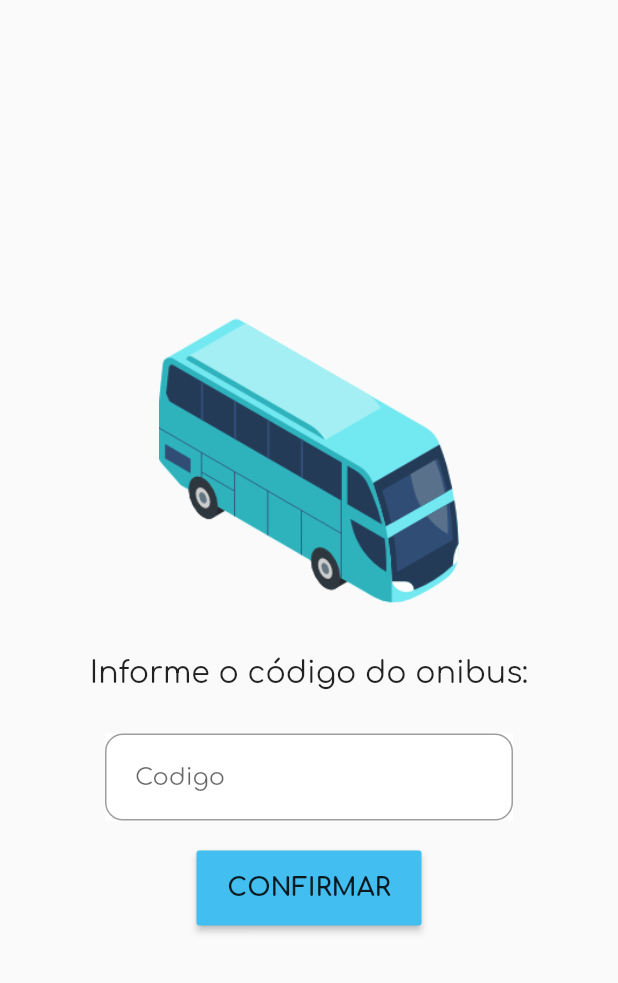
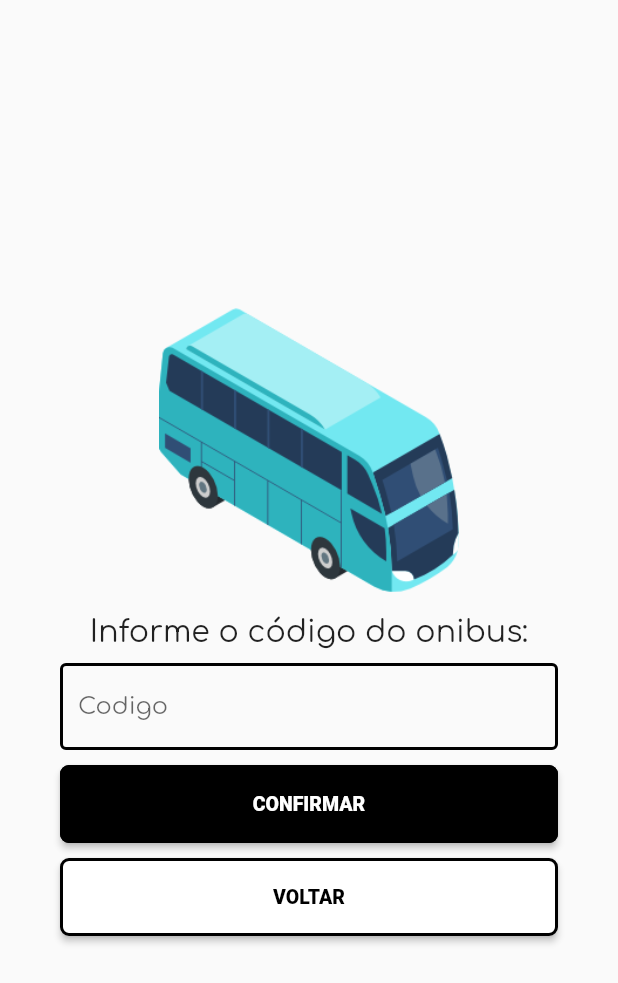
Before and after one commit to phsFerreira/connect_bus, a Flutter app: the CodigoOnibusPage screen opened directly, on a phone screen of 412 x 824 dp. Shown: the top 983 px of the screen. Run offline on Flutter 3.47's test engine with Material 2 defaults, Android fonts, the phone set to English and light mode, and no system bars; our stand-ins replace cloud_firestore, firebase_auth, firebase_core, firebase_database, fluttertoast, geolocator and 4 more; missing offline and left inert: dart:ffi, flutter_config, flutter_phone_direct_caller, geoflutterfire2; accounts and stored records are empty.

Commit message:
Redesign de CodigoOnibusPage

```diff
--- a/lib/screens/codigo_onibus.dart
+++ b/lib/screens/codigo_onibus.dart
@@ -1,8 +1,9 @@
 import 'package:flutter/material.dart';
 import 'package:fluttertoast/fluttertoast.dart';
 
-import 'package:connect_bus/profile_motorista.dart';
+import 'package:connect_bus/home_motorista.dart';
 import 'package:connect_bus/repositories/onibus_repository.dart';
+import 'package:connect_bus/widgets/button.dart';
 
 /// Página que recebe o código do onibus que o motorista esta
 /// e consulta no banco para saber se o onibus existe ou não.
@@ -40,25 +41,22 @@ class _CodigoOnibusPageState extends State<CodigoOnibusPage> {
   }
 
   _getPageCodeBus() {
-    return Padding(
+    return SafeArea(
+      child: Center(
+        child: Padding(
           padding: const EdgeInsets.all(40.0),
-      child: Column(
-        mainAxisAlignment: MainAxisAlignment.center,
+          child: OverflowBar(
+            overflowAlignment: OverflowBarAlignment.center,
+            overflowSpacing: 10,
             children: [
               _getImageBus(),
-          const SizedBox(
-            height: 30,
+              _getText(),
+              _getInputTextCode(),
+              _getButtonConfirm(),
+              _getButtonBack(),
+            ],
           ),
-          _getText(),
-          const SizedBox(
-            height: 30,
         ),
-          _getInputTextCode(),
-          const SizedBox(
-            height: 20,
-          ),
-          _getButtonConfirm(),
-        ],
       ),
     );
   }
@@ -75,18 +73,17 @@ class _CodigoOnibusPageState extends State<CodigoOnibusPage> {
   }
 
   _getInputTextCode() {
-    return Padding(
-      padding: const EdgeInsets.symmetric(horizontal: 30),
-      child: Container(
-        decoration: const BoxDecoration(color: Colors.white),
-        child: TextField(
+    return TextField(
       controller: _codeBusController,
       decoration: const InputDecoration(
-              border: OutlineInputBorder(
-                  borderRadius: BorderRadius.all(Radius.circular(12)),
-                  borderSide: BorderSide(color: Colors.black, width: 1)),
-              hintText: 'Codigo',
-              contentPadding: EdgeInsets.all(20.0)),
+        labelText: 'Codigo',
+        enabledBorder: OutlineInputBorder(
+          borderSide: BorderSide(
+              color: Colors.black, width: 2, style: BorderStyle.solid),
+        ),
+        focusedBorder: OutlineInputBorder(
+          borderSide: BorderSide(
+              color: Colors.black, width: 2, style: BorderStyle.solid),
         ),
       ),
     );
@@ -98,7 +95,7 @@ class _CodigoOnibusPageState extends State<CodigoOnibusPage> {
         Navigator.push(
             context,
             MaterialPageRoute(
-                builder: (context) => MotoristaPage(
+                builder: (context) => HomeMotoristaPage(
                       codigoOnibus: codigoOnibus,
                     )));
       }
@@ -114,17 +111,13 @@ class _CodigoOnibusPageState extends State<CodigoOnibusPage> {
   }
 
   _getButtonConfirm() {
-    return ElevatedButton(
-      style: ElevatedButton.styleFrom(
-        foregroundColor: Colors.black87,
-        backgroundColor: const Color.fromARGB(255, 66, 190, 240),
-        minimumSize: const Size(150, 50),
-        padding: const EdgeInsets.symmetric(horizontal: 16),
-        shape: const RoundedRectangleBorder(
-          borderRadius: BorderRadius.all(Radius.circular(2)),
-        ),
-      ),
-      onPressed: () async {
+    return ButtonWidget(
+      textButton: 'CONFIRMAR',
+      colorTextButton: Colors.white,
+      widthButton: double.infinity,
+      borderButton: Colors.black,
+      backgroundButton: Colors.black,
+      onPressed: () {
         if (_codeBusController.text.isEmpty) {
           Fluttertoast.showToast(
               msg: 'Preencha o campo.',
@@ -136,8 +129,19 @@ class _CodigoOnibusPageState extends State<CodigoOnibusPage> {
 
         _findBusCode(_codeBusController.text);
       },
-      child: const Text('CONFIRMAR',
-          style: TextStyle(fontSize: 17, fontWeight: FontWeight.bold)),
+    );
+  }
+
+  _getButtonBack() {
+    return ButtonWidget(
+      textButton: 'VOLTAR',
+      colorTextButton: Colors.black,
+      widthButton: double.infinity,
+      borderButton: Colors.black,
+      backgroundButton: Colors.white,
+      onPressed: () {
+        Navigator.pop(context);
+      },
     );
   }
 }
```
Lines whose indentation alone changed are shown as unchanged.
